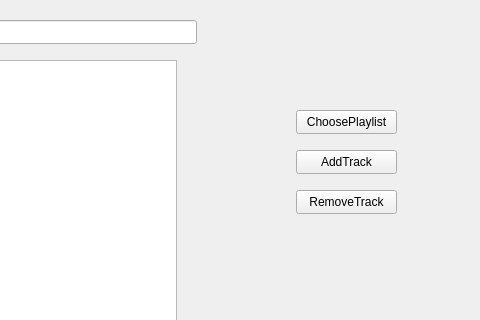
JonathanDeininger/EDAQT_24, file mainwindow.ui: the form before one commit; both pictures show x 664 to 1144 and y 0 to 320 of the 1144 by 607 pixel window.
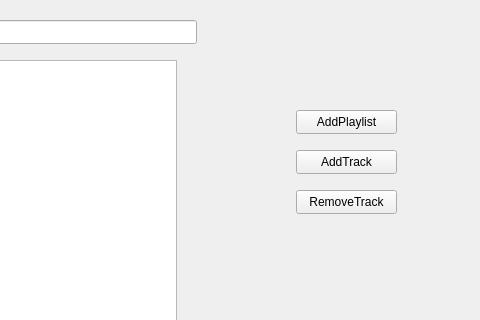
The form after the commit. Icons and pictures are not drawn.

Patch:
```diff
--- a/mainwindow.ui
+++ b/mainwindow.ui
@@ -86,7 +86,7 @@
      </rect>
     </property>
     <property name="text">
-     <string>ChoosePlaylist</string>
+     <string>AddPlaylist</string>
     </property>
    </widget>
    <widget class="QLabel" name="currentSongLabel">
```
Left out of the diff: 22 changed lines with no effect on the pictures.
